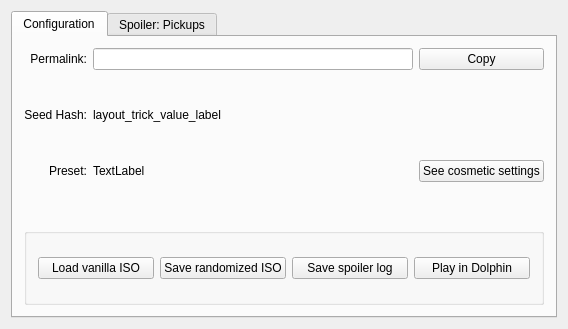
Old version of the form randovania/gui/seed_details_window.ui in the repository randovania/randovania.
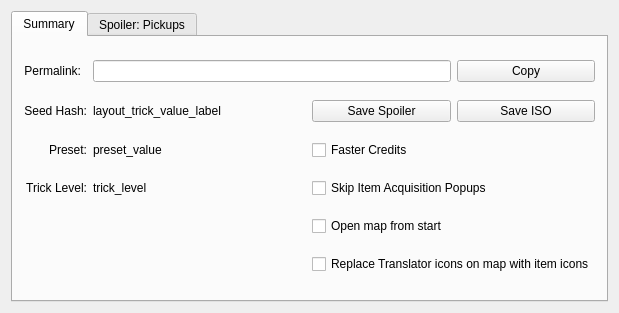
New version of the form.

The edit to the form file:
```diff
--- a/randovania/gui/seed_details_window.ui
+++ b/randovania/gui/seed_details_window.ui
@@ -6,8 +6,8 @@
    <rect>
     <x>0</x>
     <y>0</y>
-    <width>568</width>
-    <height>329</height>
+    <width>619</width>
+    <height>313</height>
    </rect>
   </property>
   <property name="windowTitle">
@@ -23,64 +23,41 @@
    <property name="layoutDirection">
     <enum>Qt::LeftToRight</enum>
    </property>
-   <layout class="QGridLayout" name="gridLayout">
-    <item row="0" column="0" rowspan="3">
+   <layout class="QVBoxLayout" name="verticalLayout">
+    <item>
      <widget class="QTabWidget" name="layout_info_tab">
       <property name="currentIndex">
        <number>0</number>
       </property>
       <widget class="QWidget" name="details_tab">
        <attribute name="title">
-        <string>Configuration</string>
+        <string>Summary</string>
        </attribute>
-       <layout class="QGridLayout" name="gridLayout_4">
-        <item row="2" column="0">
-         <widget class="QLabel" name="layout_preset_text_label">
+       <layout class="QGridLayout" name="gridLayout_3">
+        <item row="4" column="3" colspan="2">
+         <widget class="QCheckBox" name="remove_hud_popup_check">
           <property name="text">
-           <string>Preset:</string>
+           <string>Skip Item Acquisition Popups</string>
+          </property>
+         </widget>
+        </item>
+        <item row="6" column="3" colspan="2">
+         <widget class="QCheckBox" name="pickup_markers_check">
+          <property name="text">
+           <string>Replace Translator icons on map with item icons</string>
+          </property>
+         </widget>
+        </item>
+        <item row="1" column="0">
+         <widget class="QLabel" name="layout_seed_hash_text_label">
+          <property name="text">
+           <string>Seed Hash:</string>
           </property>
           <property name="alignment">
            <set>Qt::AlignRight|Qt::AlignTrailing|Qt::AlignVCenter</set>
           </property>
          </widget>
         </item>
-        <item row="4" column="0" colspan="3">
-         <widget class="QGroupBox" name="iso_box">
-          <property name="title">
-           <string/>
-          </property>
-          <layout class="QHBoxLayout" name="horizontalLayout">
-           <item>
-            <widget class="QPushButton" name="load_game_button">
-             <property name="text">
-              <string>Load vanilla ISO</string>
-             </property>
-            </widget>
-           </item>
-           <item>
-            <widget class="QPushButton" name="export_iso_button">
-             <property name="text">
-              <string>Save randomized ISO</string>
-             </property>
-            </widget>
-           </item>
-           <item>
-            <widget class="QPushButton" name="export_log_button">
-             <property name="text">
-              <string>Save spoiler log</string>
-             </property>
-            </widget>
-           </item>
-           <item>
-            <widget class="QPushButton" name="play_dolphin_button">
-             <property name="text">
-              <string>Play in Dolphin</string>
-             </property>
-            </widget>
-           </item>
-          </layout>
-         </widget>
-        </item>
         <item row="1" column="1">
          <widget class="QLabel" name="layout_seed_hash_value_label">
           <property name="text">
@@ -88,46 +65,42 @@
           </property>
          </widget>
         </item>
+        <item row="1" column="3">
+         <widget class="QPushButton" name="export_log_button">
+          <property name="text">
+           <string>Save Spoiler</string>
+          </property>
+         </widget>
+        </item>
+        <item row="5" column="3" colspan="2">
+         <widget class="QCheckBox" name="open_map_check">
+          <property name="text">
+           <string>Open map from start</string>
+          </property>
+         </widget>
+        </item>
         <item row="2" column="1">
          <widget class="QLabel" name="layout_preset_value_label">
           <property name="text">
-           <string>TextLabel</string>
+           <string>preset_value</string>
           </property>
          </widget>
         </item>
-        <item row="0" column="1">
-         <widget class="QLineEdit" name="layout_permalink_edit">
-          <property name="readOnly">
-           <bool>true</bool>
-          </property>
-         </widget>
-        </item>
-        <item row="0" column="2">
-         <widget class="QPushButton" name="layout_permalink_copy_button">
+        <item row="1" column="4">
+         <widget class="QPushButton" name="export_iso_button">
           <property name="text">
-           <string>Copy</string>
-          </property>
-         </widget>
-        </item>
-        <item row="2" column="2">
-         <widget class="QPushButton" name="cosmetic_settings_button">
-          <property name="text">
-           <string>See cosmetic settings</string>
-          </property>
-         </widget>
-        </item>
-        <item row="1" column="0">
-         <widget class="QLabel" name="layout_seed_hash_text_label">
-          <property name="text">
-           <string>Seed Hash:</string>
-          </property>
-          <property name="alignment">
-           <set>Qt::AlignRight|Qt::AlignTrailing|Qt::AlignVCenter</set>
+           <string>Save ISO</string>
           </property>
          </widget>
         </item>
         <item row="0" column="0">
          <widget class="QLabel" name="layout_permalink_text_label">
+          <property name="sizePolicy">
+           <sizepolicy hsizetype="Fixed" vsizetype="Preferred">
+            <horstretch>0</horstretch>
+            <verstretch>0</verstretch>
+           </sizepolicy>
+          </property>
           <property name="text">
            <string>Permalink:</string>
           </property>
@@ -136,21 +109,58 @@
           </property>
          </widget>
         </item>
-        <item row="3" column="1">
-         <spacer name="verticalSpacer">
-          <property name="orientation">
-           <enum>Qt::Vertical</enum>
+        <item row="2" column="3" colspan="2">
+         <widget class="QCheckBox" name="faster_credits_check">
+          <property name="text">
+           <string>Faster Credits</string>
           </property>
-          <property name="sizeType">
-           <enum>QSizePolicy::Fixed</enum>
+         </widget>
+        </item>
+        <item row="4" column="1">
+         <widget class="QLabel" name="layout_trick_level_text_value">
+          <property name="text">
+           <string>trick_level</string>
           </property>
-          <property name="sizeHint" stdset="0">
-           <size>
-            <width>20</width>
-            <height>40</height>
-           </size>
+         </widget>
+        </item>
+        <item row="2" column="0">
+         <widget class="QLabel" name="layout_preset_text_label">
+          <property name="text">
+           <string>Preset:</string>
           </property>
-         </spacer>
+          <property name="alignment">
+           <set>Qt::AlignRight|Qt::AlignTrailing|Qt::AlignVCenter</set>
+          </property>
+         </widget>
+        </item>
+        <item row="4" column="0">
+         <widget class="QLabel" name="layout_trick_level_text_label">
+          <property name="text">
+           <string>Trick Level:</string>
+          </property>
+          <property name="alignment">
+           <set>Qt::AlignRight|Qt::AlignTrailing|Qt::AlignVCenter</set>
+          </property>
+         </widget>
+        </item>
+        <item row="0" column="4">
+         <widget class="QPushButton" name="layout_permalink_copy_button">
+          <property name="text">
+           <string>Copy</string>
+          </property>
+         </widget>
+        </item>
+        <item row="0" column="1" colspan="3">
+         <widget class="QLineEdit" name="layout_permalink_edit">
+          <property name="font">
+           <font>
+            <pointsize>8</pointsize>
+           </font>
+          </property>
+          <property name="readOnly">
+           <bool>true</bool>
+          </property>
+         </widget>
         </item>
        </layout>
       </widget>
```
Left out of the diff: 6 changed lines with no effect on the pictures.
